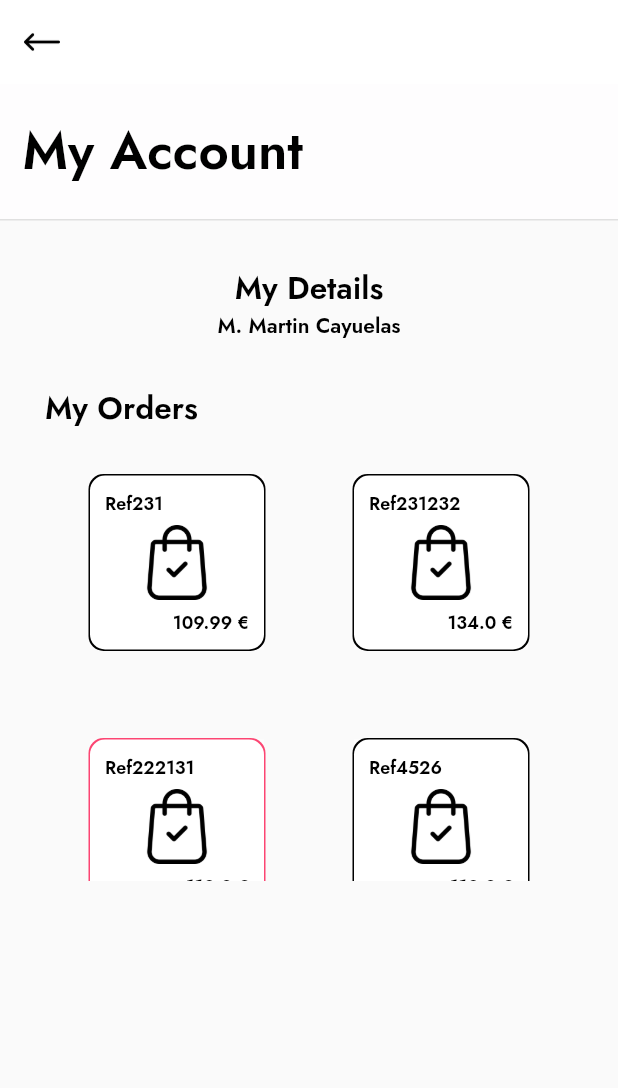
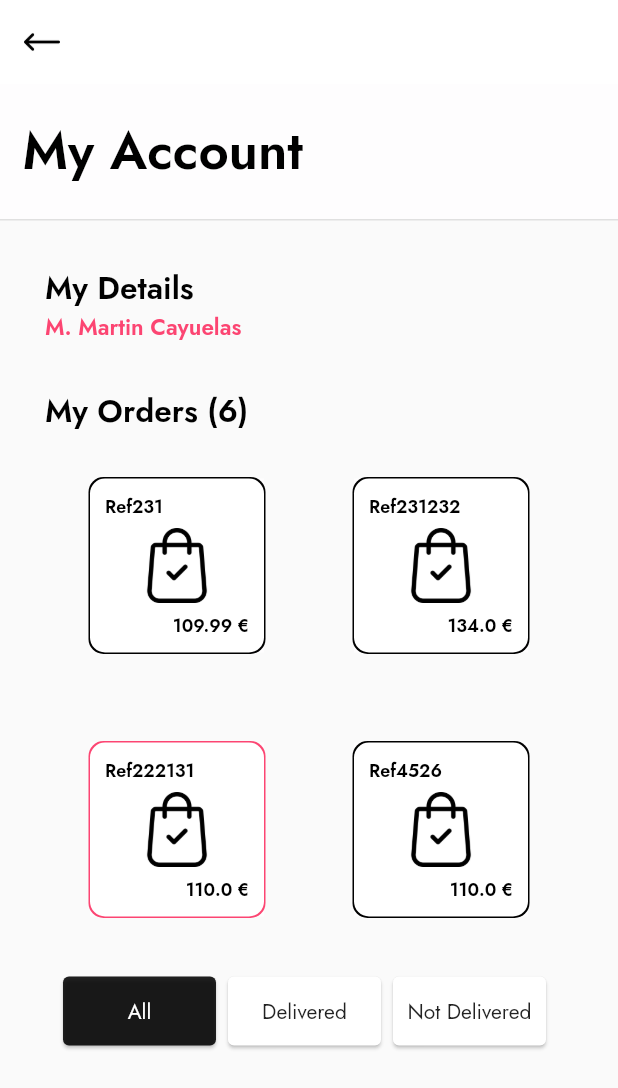
Before and after one commit to MartinCayuelas/Discover, a Flutter app: the UserScreen screen opened by its route, on a phone screen of 412 x 824 dp. Shown: the top 1088 px of the screen. Run offline on Flutter 3.47's test engine with Material 2 defaults, Android fonts, the light colour scheme and no system bars.

Commit message:
⚡ Add filters

```diff
--- a/lib/screens/user/information.dart
+++ b/lib/screens/user/information.dart
@@ -12,6 +12,7 @@ class Information extends StatelessWidget {
   Widget build(BuildContext context) {
     return Padding(
       child: Column(
+        crossAxisAlignment: CrossAxisAlignment.start,
         children: <Widget>[
           Text('My Details',
               style: TextStyle(
@@ -22,8 +23,8 @@ class Information extends StatelessWidget {
               )),
           Text('M. ${this.firstName} ${this.lastName}',
               style: TextStyle(
-                color: Colors.black,
-                fontSize: 14.0,
+                color: Theme.of(context).accentColor,
+                fontSize: 15.0,
                 fontWeight: FontWeight.w500,
                 fontFamily: 'JostSB',
               )),
--- a/lib/screens/user/orders.dart
+++ b/lib/screens/user/orders.dart
@@ -2,10 +2,56 @@ import 'package:flutter/material.dart';
 import 'package:flutter/widgets.dart';
 import 'package:shoesapp/models/order_model.dart';
 
-class Orders extends StatelessWidget {
+class Orders extends StatefulWidget {
   Orders(this.orders);
 
   final List<Order> orders;
+
+  @override
+  _OrdersState createState() => _OrdersState();
+}
+
+class _OrdersState extends State<Orders> {
+  final List<String> options = ["All", "Delivered", "Not Delivered"];
+  String _selectedFilter = 'All';
+  List<Order> ordersToDisplay ;
+
+  void initState() {
+    super.initState();
+    ordersToDisplay = this.widget.orders;
+  }
+
+  void _changeFilter(String filter) {
+    setState(() {
+      _selectedFilter = filter;
+      _changeOrders(filter);
+    });
+  }
+
+  void _changeOrders(String option) {
+    switch (option) {
+      case "All":
+        _setOrders(this.widget.orders);
+        break;
+      case "Delivered":
+        _setOrders(
+            this.widget.orders.where((element) => element.delivered).toList());
+        break;
+      case "Not Delivered":
+        _setOrders(
+            this.widget.orders.where((element) => !element.delivered).toList());
+        break;
+    }
+    ;
+  }
+
+  void _setOrders(List<Order> orders) {
+    setState(() {
+      ordersToDisplay = orders;
+    });
+  }
+
+
 
   @override
   Widget build(BuildContext context) {
@@ -13,7 +59,7 @@ class Orders extends StatelessWidget {
       child: Column(children: <Widget>[
         Align(
           child: Text(
-            'My Orders',
+            'My Orders (${ordersToDisplay.length})',
             style: TextStyle(
               color: Colors.black,
               fontSize: 21.0,
@@ -24,29 +70,30 @@ class Orders extends StatelessWidget {
           alignment: Alignment.centerLeft,
         ),
         SizedBox(
-          height: 300,
+          height: 350,
           child: GridView.count(
             // Create a grid with 2 columns. If you change the scrollDirection to
             // horizontal, this produces 2 rows.
             crossAxisCount: 2,
             // Generate 100 widgets that display their index in the List.
-            children: List.generate(this.orders.length, (index) {
+            children: List.generate(ordersToDisplay.length, (index) {
               return Padding(
                 padding: const EdgeInsets.all(30),
                 child: Container(
                     height: 50,
                     width: 50,
                     color: Theme.of(context).primaryColor,
-                    child: _buildOrder(this.orders[index])),
+                    child: _buildOrder(ordersToDisplay[index])),
               );
             }),
           ),
         ),
-      ]),
+        _buildFilters(),
+      ],
+      crossAxisAlignment: CrossAxisAlignment.center,),
       padding: const EdgeInsets.all(15),
     );
   }
-
 
   Widget _buildOrder(Order order) {
     return Container(
@@ -102,4 +149,37 @@ class Orders extends StatelessWidget {
       ),
     );
   }
+
+  Widget _buildFilters() {
+    return SizedBox(
+      height: 70,
+      child: ListView.builder(
+          scrollDirection: Axis.horizontal,
+          padding: const EdgeInsets.all(8),
+          itemCount: options.length,
+          itemBuilder: (BuildContext context, int index) {
+            return Container(
+              height: 70,
+              width: 110,
+              child: Card(
+                color: _selectedFilter == options[index]
+                    ? Colors.black87
+                    : Colors.white,
+                child: TextButton(
+                  child: Text(
+                    options[index],
+                    style: TextStyle(
+                        color: _selectedFilter == options[index]
+                            ? Colors.white
+                            : Colors.black87),
+                  ),
+                  onPressed: () {
+                    _changeFilter(options[index]);
+                  },
+                ),
+              ),
+            );
+          }),
+    );
+  }
 }
--- a/lib/screens/user/user.dart
+++ b/lib/screens/user/user.dart
@@ -85,7 +85,8 @@ class _UserScreenState extends State<UserScreen> {
       child: Column(children: <Widget>[
         Information(this.user.firstName, this.user.lastName),
         Orders(this.user.listOrders),
-      ]),
+      ],
+      crossAxisAlignment: CrossAxisAlignment.start,),
       padding: const EdgeInsets.all(15),
     );
   }
```
